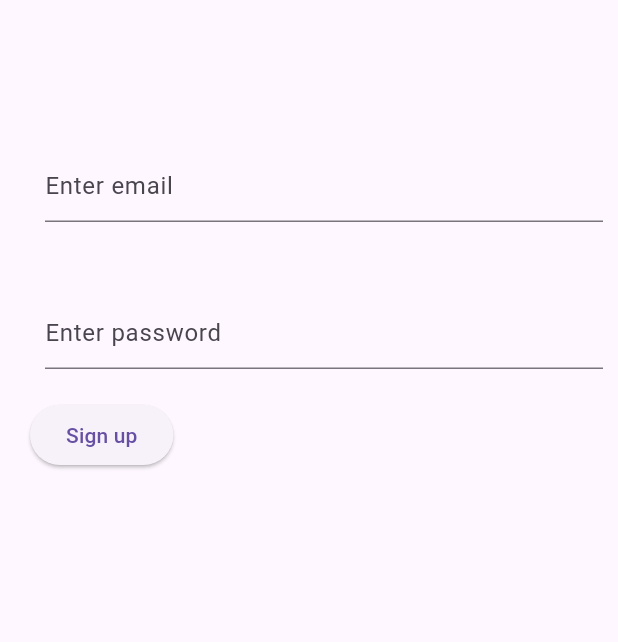
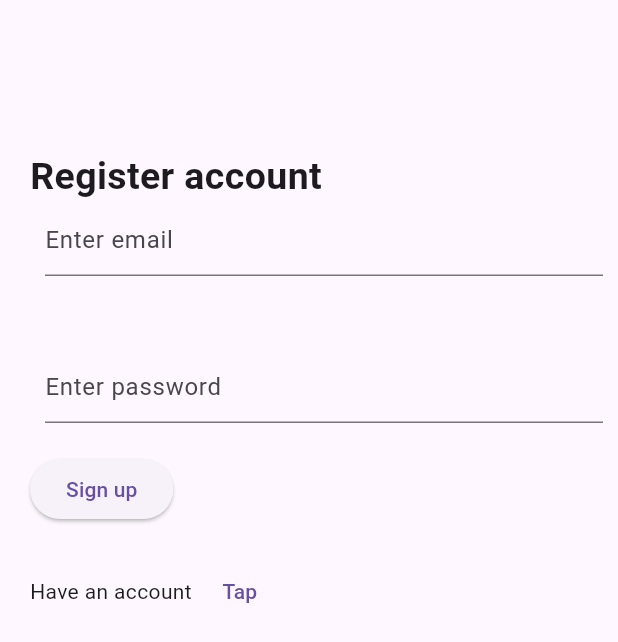
Before and after one commit to khanawansocialb/analytica-task, a Flutter app: the screen it shows after launch, on a phone screen of 412 x 824 dp. Shown: the top 642 px of the screen. Run offline on Flutter 3.47's test engine with Material 3 defaults, Android fonts, the phone set to English and light mode, and no system bars; our stand-ins replace bloc, equatable, firebase_auth, firebase_core, flutter_bloc; accounts and stored records are empty.

Commit message:
finished auth modules

```diff
--- /dev/null
+++ b/lib/auth/auth cubit/auth_state.dart
@@ -0,0 +1,16 @@
+part of 'auth_cubit.dart';
+
+sealed class AuthState extends Equatable {
+  const AuthState();
+
+  @override
+  List<Object> get props => [];
+}
+
+final class AuthInitial extends AuthState {}
+
+final class AuthSuccess extends AuthState {}
+
+final class AuthLoading extends AuthState {}
+
+final class AuthFailed extends AuthState {}
--- a/lib/auth/screens/sign_up_screen.dart
+++ b/lib/auth/screens/sign_up_screen.dart
@@ -1,4 +1,11 @@
 import 'package:flutter/material.dart';
+import 'package:flutter_bloc/flutter_bloc.dart';
+import 'package:the_app/auth/auth%20cubit/auth_cubit.dart';
+import 'package:the_app/auth/widgets/email_textfield.dart';
+import 'package:the_app/auth/widgets/password_textfield.dart';
+import 'package:the_app/home/home_screen.dart';
+
+import '../widgets/text_msg.dart';
 
 class SignUpScreen extends StatelessWidget {
   static const String route = "/";
@@ -6,34 +13,54 @@ class SignUpScreen extends StatelessWidget {
 
   @override
   Widget build(BuildContext context) {
-    return  Scaffold(
+    final TextEditingController emailController = TextEditingController();
+    final TextEditingController pswdContoller = TextEditingController();
+    return Scaffold(
       body: Padding(
         padding: const EdgeInsets.only(top: 100, left: 20),
-        child: Column(
+        child: BlocConsumer<AuthCubit, AuthState>(
+          listener: (context, state) {
+            if (state is AuthSuccess) {
+              Navigator.pushNamedAndRemoveUntil(context, HomeScreen.route, (Route <dynamic> route) => false);
+            }
+            if (state is AuthFailed) {
+              ScaffoldMessenger.of(context).showSnackBar(
+                  const SnackBar(content: Text("Something went wrong")));
+            }
+          },
+          builder: (context, state) {
+            return Column(
               crossAxisAlignment: CrossAxisAlignment.start,
               children: [
-            const Padding(
-              padding: EdgeInsets.symmetric(horizontal: 10),
-              child: TextField(
-                keyboardType: TextInputType.emailAddress,
-                decoration: InputDecoration(hintText: "Enter email"),
-              ),
-            ),
+                const Text("Register account", style: TextStyle(fontSize: 25, fontWeight: FontWeight.bold)),
+                EmailTextfield(emailController: emailController),
                 const SizedBox(
                   height: 50,
                 ),
-            const Padding(
-              padding: EdgeInsets.symmetric(horizontal: 10),
-              child: TextField(
-                keyboardType: TextInputType.visiblePassword,
-                decoration: InputDecoration(hintText: "Enter password"),
-              ),
-            ),
+                PasswordTextfield(passwordController: pswdContoller),
                 const SizedBox(
                   height: 20,
                 ),
-            ElevatedButton(onPressed: () {}, child: const Text ("Sign up"))
+                ElevatedButton(
+                    onPressed: () {
+                      if (emailController.text.isNotEmpty &&
+                          pswdContoller.text.isNotEmpty) {
+                        context.read<AuthCubit>().signUpWithEmailAndPassword(
+                            email: emailController.text,
+                            password: pswdContoller.text);
+                      }
+                    },
+                    child: const Text("Sign up")),
+                    const SizedBox(height: 20),
+                 const TextMsg(isLoginScreen: false, msg: "Have an account"),
+                const SizedBox(height: 20),
+                if (state is AuthLoading)
+                  const Center(
+                    child: CircularProgressIndicator(),
+                  )
               ],
+            );
+          },
         ),
       ),
     );
--- /dev/null
+++ b/lib/auth/widgets/email_textfield.dart
@@ -0,0 +1,18 @@
+import 'package:flutter/material.dart';
+
+class EmailTextfield extends StatelessWidget {
+  final TextEditingController emailController;
+  const EmailTextfield({super.key, required this.emailController});
+
+  @override
+  Widget build(BuildContext context) {
+    return Padding(
+      padding: const EdgeInsets.symmetric(horizontal: 10),
+      child: TextField(
+        controller: emailController,
+        keyboardType: TextInputType.emailAddress,
+        decoration: const InputDecoration(hintText: "Enter email"),
+      ),
+    );
+  }
+}
--- /dev/null
+++ b/lib/auth/widgets/password_textfield.dart
@@ -0,0 +1,18 @@
+import 'package:flutter/material.dart';
+
+class PasswordTextfield extends StatelessWidget {
+  final TextEditingController passwordController;
+  const PasswordTextfield({super.key, required this.passwordController});
+
+  @override
+  Widget build(BuildContext context) {
+    return Padding(
+      padding: const EdgeInsets.symmetric(horizontal: 10),
+      child: TextField(
+        controller: passwordController,
+        keyboardType: TextInputType.visiblePassword,
+        decoration: const InputDecoration(hintText: "Enter password"),
+      ),
+    );
+  }
+}
--- /dev/null
+++ b/lib/auth/widgets/text_msg.dart
@@ -0,0 +1,28 @@
+import 'package:flutter/material.dart';
+import 'package:flutter/widgets.dart';
+import 'package:the_app/auth/screens/login_screen.dart';
+import 'package:the_app/auth/screens/sign_up_screen.dart';
+
+class TextMsg extends StatelessWidget {
+  final bool isLoginScreen;
+  final String msg;
+  const TextMsg({super.key, required this.isLoginScreen, required this.msg});
+
+  @override
+  Widget build(BuildContext context) {
+    return Row(
+      children: [
+        Text(msg),
+        TextButton(
+            onPressed: () {
+              if (isLoginScreen) {
+                Navigator.pushReplacementNamed(context, SignUpScreen.route);
+              } else {
+                Navigator.pushReplacementNamed(context, LoginScreen.route);
+              }
+            },
+            child: const Text("Tap"))
+      ],
+    );
+  }
+}
--- a/lib/config/routes.dart
+++ b/lib/config/routes.dart
@@ -1,5 +1,7 @@
 import 'package:flutter/material.dart';
+import 'package:the_app/auth/screens/login_screen.dart';
 import 'package:the_app/auth/screens/sign_up_screen.dart';
+import 'package:the_app/home/home_screen.dart';
 
 class Routes {
   static Route<dynamic>? generateRoutes(RouteSettings settings) {
@@ -7,6 +9,12 @@ class Routes {
       case SignUpScreen.route:
         return MaterialPageRoute(
             builder: (_) => const SignUpScreen(), settings: settings);
+      case LoginScreen.route:
+        return MaterialPageRoute(
+            builder: (_) => const LoginScreen(), settings: settings);
+      case HomeScreen.route:
+        return MaterialPageRoute(
+            builder: (_) => const HomeScreen(), settings: settings);
     }
     return null;
   }
--- a/lib/main.dart
+++ b/lib/main.dart
@@ -1,6 +1,8 @@
 import 'package:flutter/material.dart';
-
+import 'package:flutter_bloc/flutter_bloc.dart';
 import 'package:firebase_core/firebase_core.dart';
+import 'package:the_app/auth/auth%20cubit/auth_cubit.dart';
+import 'package:the_app/auth/service/auth_service.dart';
 import 'package:the_app/config/routes.dart';
 import 'package:the_app/firebase_options.dart';
 
@@ -15,8 +17,11 @@ class MyApp extends StatelessWidget {
 
   @override
   Widget build(BuildContext context) {
-    return const MaterialApp(
-      onGenerateRoute: Routes.generateRoutes,
+    return BlocProvider(
+      create: (context) => AuthCubit(authService: AuthService()),
+      child: const MaterialApp(
+        onGenerateRoute: Routes.generateRoutes,
+      ),
     );
   }
 }
```
Also changed, not shown: lib/auth/auth cubit/auth_cubit.dart (added, +42 -0 lines), lib/auth/screens/login_screen.dart (+58 -1 lines), lib/home/home_screen.dart (added, +13 -0 lines). Lines whose indentation alone changed are shown as unchanged.
